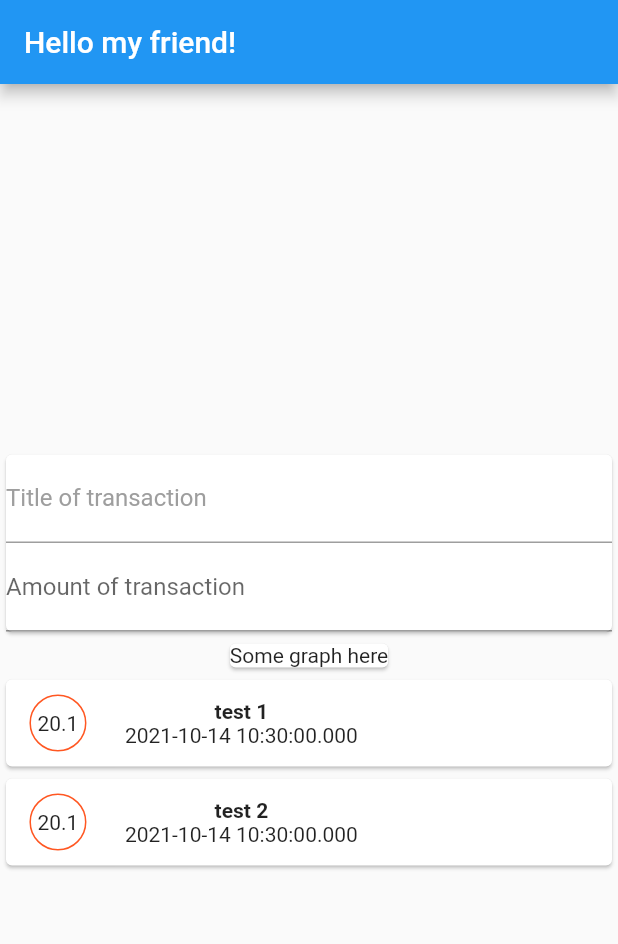
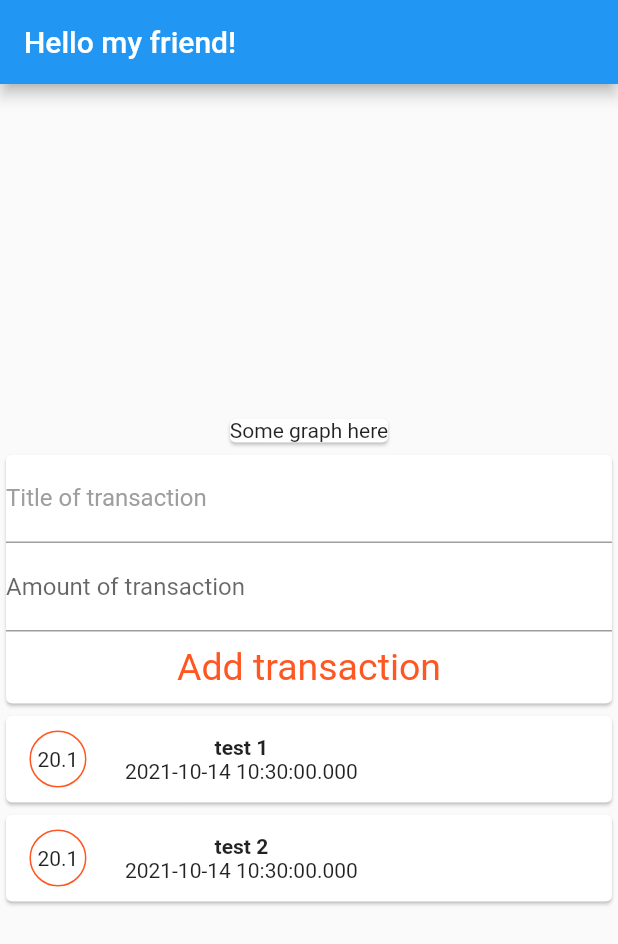
Before and after one commit to roman-romanov-o/flutter-practice, a Flutter app: the screen it shows after launch, on a phone screen of 412 x 824 dp. Shown: the top 944 px of the screen. Run offline on Flutter 3.47's test engine with Material 2 defaults, Android fonts, the phone set to English and light mode, and no system bars; missing offline and left inert: dart:ffi.

Commit message:
- Move transactions to distinct widgets tree - Add correct adding of new transaction (without validation currently)

```diff
--- a/section_4/section_4_practice/lib/main.dart
+++ b/section_4/section_4_practice/lib/main.dart
@@ -1,6 +1,5 @@
 import 'package:flutter/material.dart';
-import 'package:section_4_practice/transaction_list.dart';
-import 'models/transaction.dart';
+import 'package:section_4_practice/widgets/transactions.dart';
 
 void main() {
   runApp(MyApp());
@@ -53,25 +52,6 @@ class MyHomePage extends StatefulWidget {
 }
 
 class _MyHomePageState extends State<MyHomePage> {
-  int _counter = 0;
-
-  void _incrementCounter() {
-    setState(() {
-      // This call to setState tells the Flutter framework that something has
-      // changed in this State, which causes it to rerun the build method below
-      // so that the display can reflect the updated values. If we changed
-      // _counter without calling setState(), then the build method would not be
-      // called again, and so nothing would appear to happen.
-      _counter++;
-    });
-  }
-  void _resetCounter() {
-    setState(() {
-      _counter = 0;
-    });
-  }
-
-
   @override
   Widget build(BuildContext context) {
     return Scaffold(
@@ -82,25 +62,10 @@ class _MyHomePageState extends State<MyHomePage> {
         child: Column(
           mainAxisAlignment: MainAxisAlignment.center,
           children: <Widget>[
-            Card(child: Column(
-              children: [
-                TextField(decoration: InputDecoration(
-                    labelText: 'Title of transaction',
-                    labelStyle: TextStyle(color: Colors.grey)
-                ),),
-                TextField(
-                  decoration: InputDecoration(
-                    labelText: 'Amount of transaction'
-                  ),
-                )
-
-              ],
-            ),
-            ),
             Card(
               child: Text('Some graph here'),
             ),
-            TransactionList(),
+            Transactions(),
           ],
         ),
       ),
--- a/section_4/section_4_practice/lib/transaction_list.dart
+++ /dev/null
@@ -1,69 +0,0 @@
-import 'package:flutter/material.dart';
-import './models/transaction.dart';
-
-class TransactionList extends StatefulWidget {
-  @override
-  _TransactionListState createState() {
-    // TODO: implement createState
-    return _TransactionListState();
-  }
-}
-
-class _TransactionListState extends State<TransactionList> {
-  final List<Transaction> _userTransactions = [
-    Transaction(
-      id: 't1',
-      title: 'test 1',
-      date: DateTime.now(),
-      amount: 20.10
-    ),
-    Transaction(
-        id: 't2',
-        title: 'test 2',
-        date: DateTime.now(),
-        amount: 20.10
-    ),
-  ];
-  @override
-  Widget build(BuildContext context) {
-    return Column(
-      children: _userTransactions.map(
-        (t) {
-          return Card(child: Row(
-            children: [
-              Container(
-                child: Text(t.amount.toString()),
-                decoration: BoxDecoration(
-                  shape: BoxShape.circle,
-                  border: Border.all(
-                    color: Colors.deepOrange
-                  )
-                ),
-                margin: EdgeInsets.all(10.00),
-                padding: EdgeInsets.all(10),
-              ),
-              Column(
-                children: [
-                  Container(
-                    child: Text(
-                      t.title.toString(),
-                      style: TextStyle(
-                          fontWeight: FontWeight.bold
-                      ),
-                    ),
-                    margin: EdgeInsets.only(left: 10),
-                  ),
-                  Container(
-                    child: Text(t.date.toString()),
-                    margin: EdgeInsets.only(left: 10),
-                  ),
-                ],
-              )
-            ],
-          ));
-        }
-      ).toList(),
-    );
-
-  }
-}
--- /dev/null
+++ b/section_4/section_4_practice/lib/widgets/add_transaction.dart
@@ -0,0 +1,41 @@
+import 'package:flutter/material.dart';
+
+class AddNewTransaction extends StatelessWidget {
+  final Function addNewTx;
+  final titleController = TextEditingController();
+  final amountController = TextEditingController();
+
+  AddNewTransaction(this.addNewTx);
+  @override
+  Widget build(BuildContext context) {
+    return Card(child: Column(
+      children: [
+        TextField(
+            controller: titleController,
+            decoration: InputDecoration(
+            labelText: 'Title of transaction',
+            labelStyle: TextStyle(color: Colors.grey)
+        ),),
+        TextField(
+          controller: amountController,
+          decoration: InputDecoration(
+              labelText: 'Amount of transaction'
+          ),
+        ),
+        TextButton(
+            style: TextButton.styleFrom(
+              textStyle: TextStyle(fontSize: 25),
+              primary: Colors.deepOrange,
+              shadowColor: Colors.purple,
+            ),
+            onPressed: () => addNewTx(
+              titleController.text,
+              double.parse(amountController.text),
+            ),
+            child: Text('Add transaction')
+        )
+      ],
+    ),
+    );
+  }
+}
--- /dev/null
+++ b/section_4/section_4_practice/lib/widgets/transaction_list.dart
@@ -0,0 +1,49 @@
+import 'package:flutter/material.dart';
+import '../models/transaction.dart';
+
+class TransactionList extends StatelessWidget {
+  final List<Transaction> _userTransactions;
+  TransactionList(this._userTransactions);
+
+  @override
+  Widget build(BuildContext context) {
+    return Column(
+      children: _userTransactions.map(
+              (t) {
+            return Card(child: Row(
+              children: [
+                Container(
+                  child: Text(t.amount.toString()),
+                  decoration: BoxDecoration(
+                      shape: BoxShape.circle,
+                      border: Border.all(
+                          color: Colors.deepOrange
+                      )
+                  ),
+                  margin: EdgeInsets.all(10.00),
+                  padding: EdgeInsets.all(10),
+                ),
+                Column(
+                  children: [
+                    Container(
+                      child: Text(
+                        t.title.toString(),
+                        style: TextStyle(
+                            fontWeight: FontWeight.bold
+                        ),
+                      ),
+                      margin: EdgeInsets.only(left: 10),
+                    ),
+                    Container(
+                      child: Text(t.date.toString()),
+                      margin: EdgeInsets.only(left: 10),
+                    ),
+                  ],
+                )
+              ],
+            ));
+          }
+      ).toList(),
+    );
+  }
+}
--- /dev/null
+++ b/section_4/section_4_practice/lib/widgets/transactions.dart
@@ -0,0 +1,51 @@
+import 'package:uuid/uuid.dart';
+import 'package:flutter/material.dart';
+import '../models/transaction.dart';
+import './add_transaction.dart';
+import './transaction_list.dart';
+
+var uuid = Uuid();
+
+class Transactions extends StatefulWidget {
+  @override
+  _TransactionsState createState() => _TransactionsState();
+}
+
+class _TransactionsState extends State<Transactions> {
+  void _addNewTransaction(String title, double amount) {
+    setState(() {
+      _userTransactions.add(Transaction(
+        id: uuid.v1(),
+        title: title,
+        amount: amount,
+        date: DateTime.now(),
+      ));
+    });
+  }
+
+  final List<Transaction> _userTransactions = [
+    Transaction(
+        id: 't1',
+        title: 'test 1',
+        date: DateTime.now(),
+        amount: 20.10
+    ),
+    Transaction(
+        id: 't2',
+        title: 'test 2',
+        date: DateTime.now(),
+        amount: 20.10
+    ),
+  ];
+
+
+  @override
+  Widget build(BuildContext context) {
+    return Column(
+      children: [
+        AddNewTransaction(_addNewTransaction),
+        TransactionList(_userTransactions),
+      ],
+    );
+  }
+}
--- a/section_4/section_4_practice/pubspec.yaml
+++ b/section_4/section_4_practice/pubspec.yaml
@@ -23,6 +23,7 @@ environment:
 dependencies:
   flutter:
     sdk: flutter
+  uuid: any
 
 
   # The following adds the Cupertino Icons font to your application.
```
